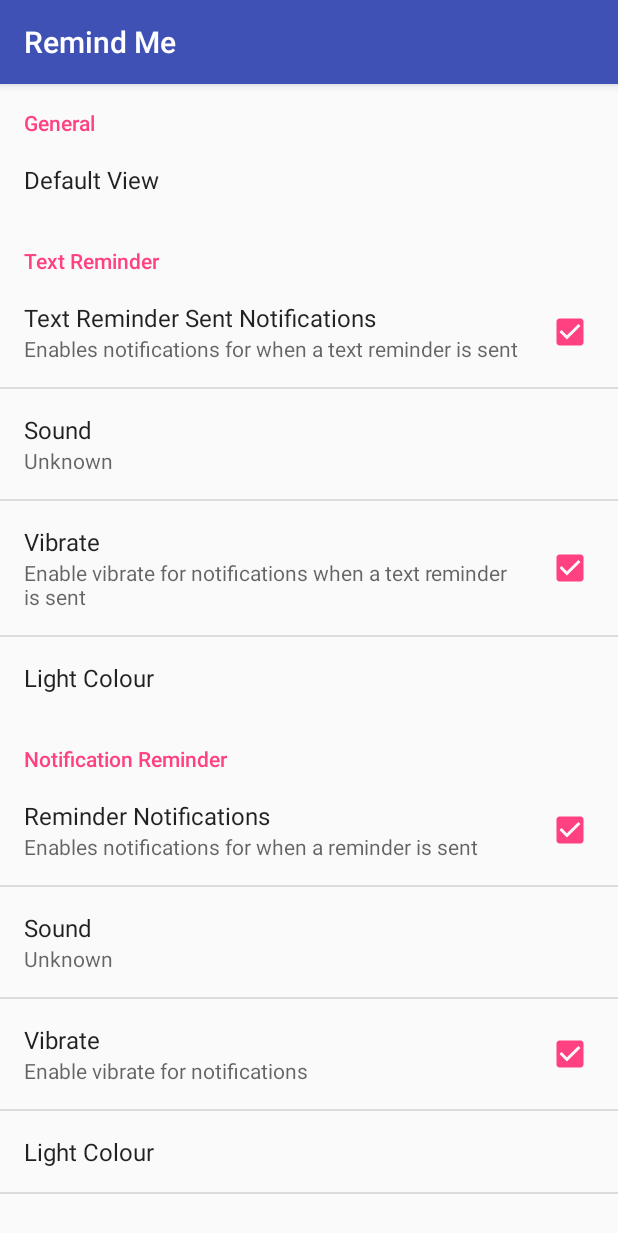
After one commit to irenna/FinalProject, an Android app: the SettingsActivity screen opened directly, with no data from a screen before it, on a phone screen of 412 x 824 dp. The commit adds this screen. Shown: the top 1233 px of the screen. Run offline under Robolectric (Android 15) with nearby library versions, the phone set to English and light mode, and no system bars.

Commit message:
TR and settings app functional and complete

```diff
--- a/app/src/main/AndroidManifest.xml
+++ b/app/src/main/AndroidManifest.xml
@@ -36,7 +36,8 @@
         </receiver>
 
         <activity android:name=".NotificationReminder" />
-        <activity android:name=".DisplayNotificationRemindersActivity"></activity>
+        <activity android:name=".DisplayNotificationRemindersActivity" />
+        <activity android:name=".SettingsActivity"></activity>
     </application>
 
 </manifest>
--- a/app/src/main/java/com/comp3617/finalproject/meggsage/BaseActivity.java
+++ b/app/src/main/java/com/comp3617/finalproject/meggsage/BaseActivity.java
@@ -43,11 +43,13 @@ public class BaseActivity extends AppCompatActivity {
     }
 
     protected void selectNotificationReminder() {
-        //do stuff
+        Intent i = new Intent(this, DisplayNotificationRemindersActivity.class);
+        startActivity(i);
     }
 
     protected void selectSettings() {
-        //do stuff
+        Intent i = new Intent(this, SettingsActivity.class);
+        startActivity(i);
     }
 
     protected void selectFavourites() {
--- a/app/src/main/java/com/comp3617/finalproject/meggsage/RemindersDBHelper.java
+++ b/app/src/main/java/com/comp3617/finalproject/meggsage/RemindersDBHelper.java
@@ -137,7 +137,7 @@ public class RemindersDBHelper extends SQLiteOpenHelper {
 
     public ArrayList<TextReminder> getActiveTextReminders() {
         ArrayList<TextReminder> tms = new ArrayList<TextReminder>();
-        String selectQuery = "SELECT  * FROM " + TM_TABLE + " WHERE " + TM_COL_ACTIVE + " = 1";
+        String selectQuery = "SELECT  * FROM " + TM_TABLE + " WHERE " + TM_COL_ACTIVE + " = " + 1;
 
         Log.e(LOG, selectQuery);
 
--- /dev/null
+++ b/app/src/main/java/com/comp3617/finalproject/meggsage/SettingsActivity.java
@@ -0,0 +1,63 @@
+package com.comp3617.finalproject.meggsage;
+
+import android.content.SharedPreferences;
+import android.media.Ringtone;
+import android.media.RingtoneManager;
+import android.net.Uri;
+import android.os.Bundle;
+import android.preference.Preference;
+import android.preference.PreferenceFragment;
+import android.preference.RingtonePreference;
+import android.support.v7.app.AppCompatActivity;
+
+public class SettingsActivity extends AppCompatActivity {
+
+    @Override
+    protected void onCreate(Bundle savedInstanceState) {
+        super.onCreate(savedInstanceState);
+        //setContentView(R.layout.activity_settings);
+
+        getFragmentManager().beginTransaction()
+                .replace(android.R.id.content, new SettingsFragment())
+                .commit();
+
+    }
+
+    public static class SettingsFragment extends PreferenceFragment implements SharedPreferences.OnSharedPreferenceChangeListener {
+        @Override
+        public void onCreate(Bundle savedInstanceState) {
+            super.onCreate(savedInstanceState);
+
+            // Load the preferences from an XML resource
+            addPreferencesFromResource(R.xml.app_prefs);
+
+            RingtonePreference ringPref = (RingtonePreference) findPreference("tr_ringtone");
+            String ringtonePath = getPreferenceScreen().getSharedPreferences().getString(ringPref.getKey(), "");
+            Ringtone ringtone = RingtoneManager.getRingtone(getActivity(), Uri.parse(ringtonePath));
+            ringPref.setSummary(ringtone.getTitle(getActivity()));
+
+            RingtonePreference ringPref2 = (RingtonePreference) findPreference("nr_ringtone");
+            String ringtonePath2 = getPreferenceScreen().getSharedPreferences().getString(ringPref2.getKey(), "");
+            Ringtone ringtone2 = RingtoneManager.getRingtone(getActivity(), Uri.parse(ringtonePath2));
+            ringPref2.setSummary(ringtone2.getTitle(getActivity()));
+
+
+            getPreferenceScreen().getSharedPreferences().registerOnSharedPreferenceChangeListener(this);
+        }
+
+        @Override
+        public void onSharedPreferenceChanged(SharedPreferences sharedPreferences, String key) {
+            Preference pref = findPreference(key);
+
+            if (pref instanceof RingtonePreference) {
+                RingtonePreference ringPref = (RingtonePreference) pref;
+                String ringtonePath = sharedPreferences.getString(ringPref.getKey(), "");
+                Ringtone ringtone = RingtoneManager.getRingtone(getActivity(), Uri.parse(ringtonePath));
+                ringPref.setSummary(ringtone.getTitle(getActivity()));
+            }
+        }
+
+
+    }
+
+}
--- a/app/src/main/res/values/strings.xml
+++ b/app/src/main/res/values/strings.xml
@@ -41,10 +41,25 @@
         <item>Yellow</item>
     </string-array>
 
+    <string-array name="colour_values">
+        <item>0</item>
+        <item>1</item>
+        <item>2</item>
+        <item>3</item>
+        <item>4</item>
+        <item>5</item>
+        <item>6</item>
+        <item>7</item>
+        <item>8</item>
+    </string-array>
+
+
     <string-array name="activities">
         <item>Text Reminders</item>
         <item>Notification Reminders</item>
     </string-array>
+
+    <string name="text_reminder">Text Reminder</string>
 
 
     <string name="label_title">Title:</string>
@@ -73,12 +88,25 @@
     <string name="conf_del_success">Reminder deleted</string>
     <string name="conf_tr_title">Text Reminder</string>
     <string name="conf_tr_sent">Text reminder successfully sent to </string>
-    <string name="conf_tr_sent2">Text reminder successfully sent!</string>
+    <string name="conf_tr_sent2">Text reminder sent!</string>
 
     <string name="msg_tr_failed">Some reminders did not send :(</string>
 
-    <!-- TODO: Remove or change this placeholder text -->
-    <string name="hello_blank_fragment">Hello blank fragment</string>
+
+    <string name="pref_gen_header">General</string>
+    <string name="pref_tr_header">Text Reminder</string>
+    <string name="pref_hr_header">Notification Reminder</string>
+    <string name="prefs_tr_notif_enable_sum">Enables notifications for when a text reminder is sent</string>
+    <string name="prefs_tr_notif_enable_title">Text Reminder Sent Notifications</string>
+    <string name="prefs_select_sound">Select notification tone</string>
+    <string name="prefs_title_sound">Sound</string>
+    <string name="prefs_title_vibrate">Vibrate</string>
+    <string name="prefs_tr_vibrate_sum">Enable vibrate for notifications when a text reminder is sent</string>
+    <string name="prefs_nr_notif_enable_sum">Enables notifications for when a reminder is sent</string>
+    <string name="prefs_nr_notif_enable_title">Reminder Notifications</string>
+    <string name="prefs_nr_vibrate_sum">Enable vibrate for notifications</string>
+    <string name="prefs_select_colour">Light Colour</string>
+    <string name="default_act_title">Default View</string>
 
 
     <string name="test_long_text">The quick brown fox jumped over the slow lazy dog.  The quick brown fox jumped over the slow lazy dog.</string>
--- a/app/src/main/res/xml/app_prefs.xml
+++ b/app/src/main/res/xml/app_prefs.xml
@@ -1,12 +1,18 @@
 <?xml version="1.0" encoding="utf-8"?>
 <PreferenceScreen xmlns:android="http://schemas.android.com/apk/res/android" >
-    <PreferenceCategory android:title="Advanced Settings">
-
+    <PreferenceCategory android:title="@string/pref_gen_header">
+        <ListPreference android:entries="@array/activities" android:defaultValue="@string/text_reminder" android:entryValues="@array/activities" android:key="default_activity" android:summary="%s" android:title="@string/default_act_title" />
     </PreferenceCategory>
-    <PreferenceCategory android:title="Text Reminder Notifications">
-        <CheckBoxPreference android:defaultValue="true" android:summary="Enables notifications for when a text reminder is sent" android:key="trEnableNotifications" android:title="Enable Text Reminder Sent Notifications"/>
-        <RingtonePreference android:ringtoneType="notification" android:showSilent="true" android:key="trRingTone" />
-        <CheckBoxPreference android:defaultValue="true" android:summary="Enable vibrate for notifications when a text reminder is sent" android:key="trVibrate" />
-        <ListPreference android:entries="@array/colour_ids" android:entryValues="@array/colour_names" android:key="trColor" android:summary="Select the LED colour" android:title="Light Colour"/>
+    <PreferenceCategory android:title="@string/pref_tr_header">
+        <CheckBoxPreference android:defaultValue="true" android:summary="@string/prefs_tr_notif_enable_sum" android:key="tr_enable_notifications" android:title="@string/prefs_tr_notif_enable_title" />
+        <RingtonePreference android:ringtoneType="notification" android:showSilent="true" android:key="tr_ringtone" android:dependency="tr_enable_notifications" android:summary="@string/prefs_select_sound" android:title="@string/prefs_title_sound" />
+        <CheckBoxPreference android:defaultValue="true" android:summary="@string/prefs_tr_vibrate_sum" android:key="tr_vibrate" android:dependency="tr_enable_notifications"  android:title="@string/prefs_title_vibrate"/>
+        <ListPreference android:entries="@array/colour_names"   android:entryValues="@array/colour_names" android:key="tr_colour" android:summary="%s" android:title="@string/prefs_select_colour" android:dependency="tr_enable_notifications" />
+    </PreferenceCategory>
+    <PreferenceCategory android:title="@string/pref_hr_header">
+        <CheckBoxPreference android:defaultValue="true" android:summary="@string/prefs_nr_notif_enable_sum" android:key="nr_enable_notifications" android:title="@string/prefs_nr_notif_enable_title" />
+        <RingtonePreference android:ringtoneType="notification" android:showSilent="true" android:key="nr_ringtone" android:dependency="nr_enable_notifications" android:summary="@string/prefs_select_sound" android:title="@string/prefs_title_sound"/>
+        <CheckBoxPreference android:defaultValue="true" android:summary="@string/prefs_nr_vibrate_sum" android:key="nr_vibrate" android:dependency="nr_enable_notifications"  android:title="@string/prefs_title_vibrate"/>
+        <ListPreference android:entries="@array/colour_names" android:entryValues="@array/colour_names" android:key="nr_colour" android:summary="%s" android:title="@string/prefs_select_colour" android:dependency="nr_enable_notifications" />
     </PreferenceCategory>
 </PreferenceScreen>
```
Also changed, not shown: app/src/main/java/com/comp3617/finalproject/meggsage/SettingsFragment.java (deleted, +0 -16 lines), app/src/main/java/com/comp3617/finalproject/meggsage/TextAlarmReceiver.java (+45 -5 lines), app/src/main/res/layout/activity_settings.xml (added, +14 -0 lines).
